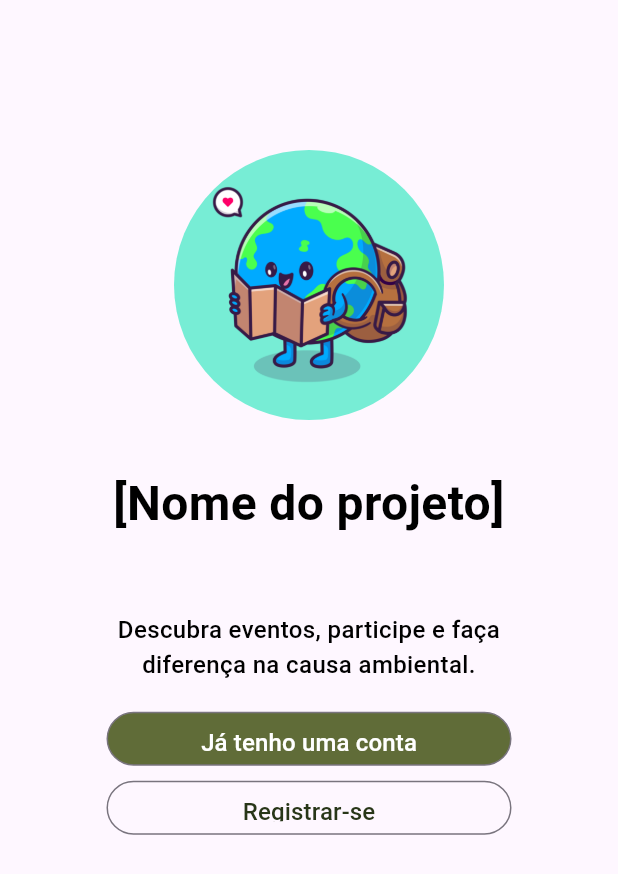
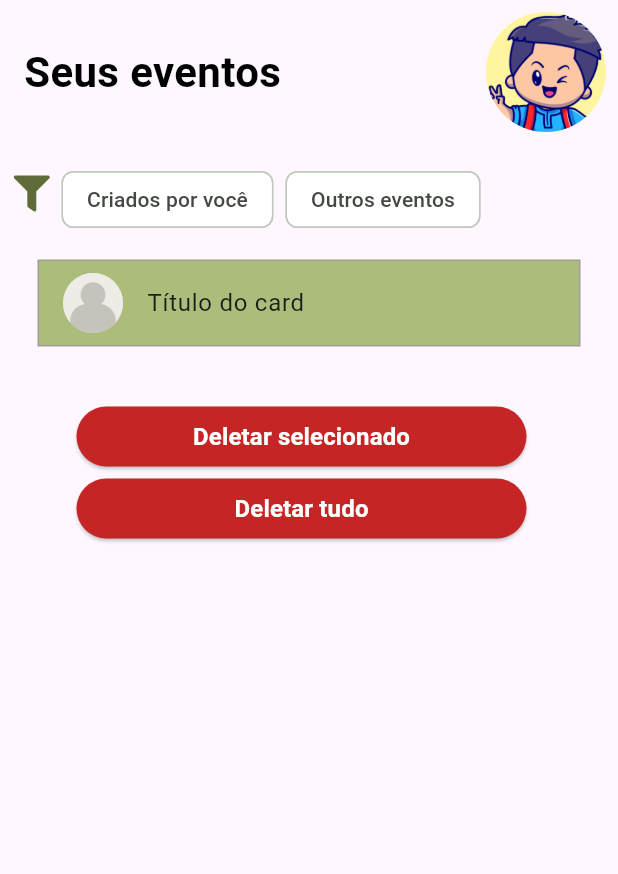
Before and after one commit to 0502j/Fatec-PI5, a Flutter app: the screen it shows after launch, on a phone screen of 412 x 824 dp. Shown: the top 874 px of the screen. Run offline on Flutter 3.47's test engine with Material 2 defaults, Android fonts, the phone set to English and light mode, and no system bars; our stand-ins replace font_awesome_flutter.

Commit message:
Adicionando página de eventos do usuário

```diff
--- a/pi5_flutter_application/lib/main.dart
+++ b/pi5_flutter_application/lib/main.dart
@@ -7,6 +7,7 @@ import 'package:flutter/material.dart';
 import 'package:pi5_flutter_application/pages/introPage.dart';
 import 'package:pi5_flutter_application/pages/resourcesPage.dart';
 import 'package:pi5_flutter_application/pages/signUpPage.dart';
+import 'package:pi5_flutter_application/pages/userEventsPage.dart';
 
 void main() {
   SystemChrome.setEnabledSystemUIMode(SystemUiMode.manual, overlays: []);
@@ -26,7 +27,7 @@ class MyApp extends StatelessWidget {
           brightness: Brightness.light,
           useMaterial3: true,
           colorSchemeSeed: Colors.green),
-      home: const IndexPage(),
+      home: const userEventsPage(),
     );
   }
 }
--- /dev/null
+++ b/pi5_flutter_application/lib/pages/userEventsPage.dart
@@ -0,0 +1,214 @@
+import 'package:flutter/material.dart';
+import 'package:flutter/src/widgets/framework.dart';
+import 'package:flutter/src/widgets/placeholder.dart';
+import 'package:font_awesome_flutter/font_awesome_flutter.dart';
+
+class userEventsPage extends StatefulWidget {
+  const userEventsPage({super.key});
+
+  @override
+  State<userEventsPage> createState() => _userEventsPageState();
+}
+
+class _userEventsPageState extends State<userEventsPage> {
+  bool _isChipSelected = false;
+  bool _isChip2Selected = false;
+  bool _isChip3Selected = false;
+  bool _isSelected = false;
+
+  @override
+  Widget build(BuildContext context) {
+    return Scaffold(
+      body: SizedBox(
+          height: double.maxFinite,
+          width: double.maxFinite,
+          child: ListView(
+            scrollDirection: Axis.vertical,
+            children: [
+              Padding(
+                padding: EdgeInsets.all(8),
+                child: Column(
+                  children: [
+                    Row(
+                      mainAxisAlignment: MainAxisAlignment.spaceBetween,
+                      children: [
+                        Padding(
+                          padding: EdgeInsets.all(8),
+                          child: Column(
+                            mainAxisAlignment: MainAxisAlignment.start,
+                            crossAxisAlignment: CrossAxisAlignment.start,
+                            children: [
+                              Text(
+                                "Seus eventos",
+                                style: TextStyle(
+                                    color: Colors.black,
+                                    fontSize: 28,
+                                    fontWeight: FontWeight.w600),
+                              ),
+                            ],
+                          ),
+                        ),
+                        Container(
+                          width: 80,
+                          height: 80,
+                          decoration: BoxDecoration(
+                              shape: BoxShape.circle,
+                              image: DecorationImage(
+                                  fit: BoxFit.cover,
+                                  image: AssetImage(
+                                      "assets/images/cd-boyicon.jpg"))),
+                        )
+                      ],
+                    ),
+                    SizedBox(
+                      height: 20,
+                    ),
+                    Container(
+                      decoration: BoxDecoration(
+                          border: Border.all(color: Colors.transparent),
+                          borderRadius: BorderRadius.circular(10)),
+                      child: Wrap(
+                        spacing: 8,
+                        children: [
+                          Padding(
+                            padding: EdgeInsets.only(top: 8),
+                            child: FaIcon(
+                              FontAwesomeIcons.filter,
+                              color: Color(0xff606c38),
+                            ),
+                          ),
+                          GestureDetector(
+                            onTap: () {
+                              //To do filtering
+                              setState(() {
+                                _isChipSelected = !_isChipSelected;
+                              });
+                            },
+                            child: Chip(
+                              label: Text("Criados por você"),
+                              backgroundColor: _isChipSelected
+                                  ? Color(0xffd9d9d9)
+                                  : Colors.white,
+                            ),
+                          ),
+                          GestureDetector(
+                            onTap: () {
+                              //To do filtering
+                              setState(() {
+                                _isChip2Selected = !_isChip2Selected;
+                              });
+                            },
+                            child: Chip(
+                              label: Text("Outros eventos"),
+                              backgroundColor: _isChip2Selected
+                                  ? Color(0xffd9d9d9)
+                                  : Colors.white,
+                            ),
+                          ),
+                          Padding(
+                            padding: EdgeInsets.all(16),
+                            child: Column(
+                              mainAxisAlignment: MainAxisAlignment.center,
+                              crossAxisAlignment: CrossAxisAlignment.center,
+                              children: [
+                                Container(
+                                  decoration: BoxDecoration(
+                                      color: _isSelected
+                                          ? Color(0xffededee)
+                                          : Color.fromARGB(255, 172, 188, 122),
+                                      border: Border.all(
+                                          color: Colors.grey, width: 1)),
+                                  child: ListTile(
+                                    onTap: () {
+                                      setState(() {
+                                        _isSelected = !_isSelected;
+                                      });
+                                    },
+                                    leading: CircleAvatar(
+                                      backgroundImage: AssetImage(
+                                          "assets/images/becris-user.png"),
+                                    ),
+                                    title: Text("Título do card"),
+                                  ),
+                                ),
+                                SizedBox(
+                                  height: 20,
+                                ),
+                                Padding(
+                                  padding: EdgeInsets.all(16),
+                                  child: Center(
+                                    child: Wrap(
+                                      children: [
+                                        SizedBox(
+                                          width: 300,
+                                          child: ElevatedButton(
+                                            onPressed: () {
+                                              // Navigator.push(
+                                              //     context,
+                                              //     MaterialPageRoute(
+                                              //         builder: (context) =>
+                                              //             const confirmPage()));
+                                            },
+                                            style: ElevatedButton.styleFrom(
+                                              primary: Color(0xffc62525),
+                                              shape: RoundedRectangleBorder(
+                                                  borderRadius:
+                                                      BorderRadius.circular(
+                                                          20)),
+                                            ),
+                                            child: Text(
+                                              "Deletar selecionado",
+                                              style: TextStyle(
+                                                  fontSize: 16,
+                                                  fontWeight: FontWeight.w600,
+                                                  color: Colors.white),
+                                            ),
+                                          ),
+                                        ),
+                                        SizedBox(
+                                          width: 10,
+                                        ),
+                                        SizedBox(
+                                          width: 300,
+                                          child: ElevatedButton(
+                                            onPressed: () {
+                                              // Navigator.push(
+                                              //     context,
+                                              //     MaterialPageRoute(
+                                              //         builder: (context) =>
+                                              //             const confirmPage()));
+                                            },
+                                            style: ElevatedButton.styleFrom(
+                                              primary: Color(0xffc62525),
+                                              shape: RoundedRectangleBorder(
+                                                  borderRadius:
+                                                      BorderRadius.circular(
+                                                          20)),
+                                            ),
+                                            child: Text(
+                                              "Deletar tudo",
+                                              style: TextStyle(
+                                                  fontSize: 16,
+                                                  fontWeight: FontWeight.w600,
+                                                  color: Colors.white),
+                                            ),
+                                          ),
+                                        ),
+                                      ],
+                                    ),
+                                  ),
+                                ),
+                              ],
+                            ),
+                          )
+                        ],
+                      ),
+                    ),
+                  ],
+                ),
+              )
+            ],
+          )),
+    );
+  }
+}
```
